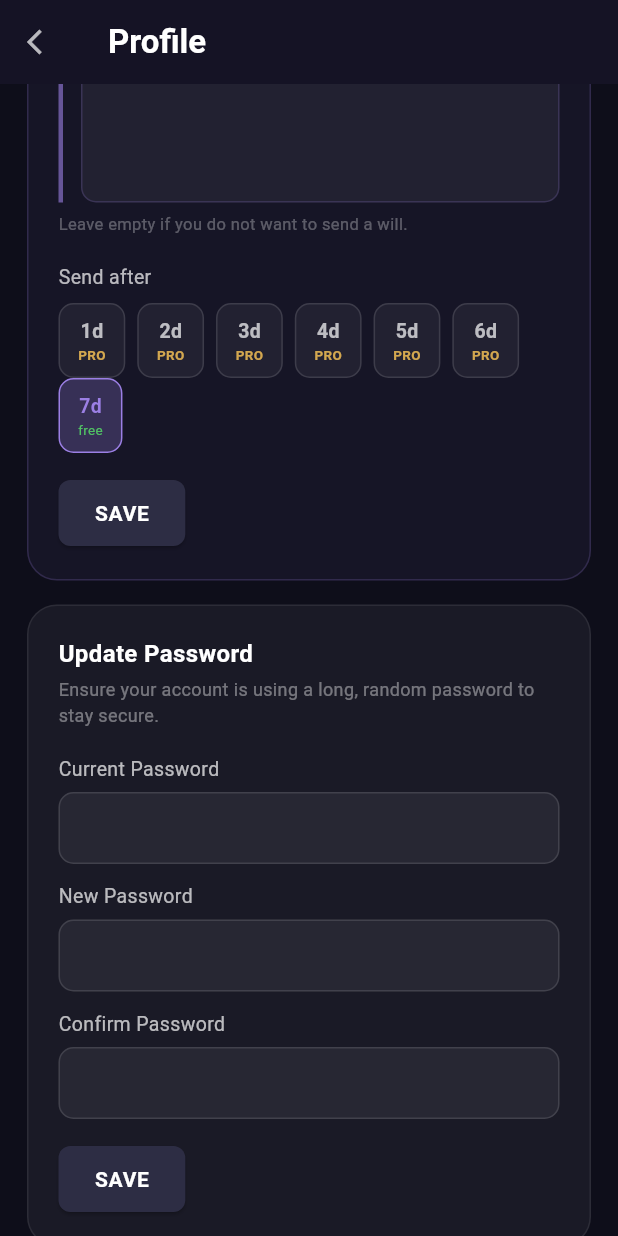
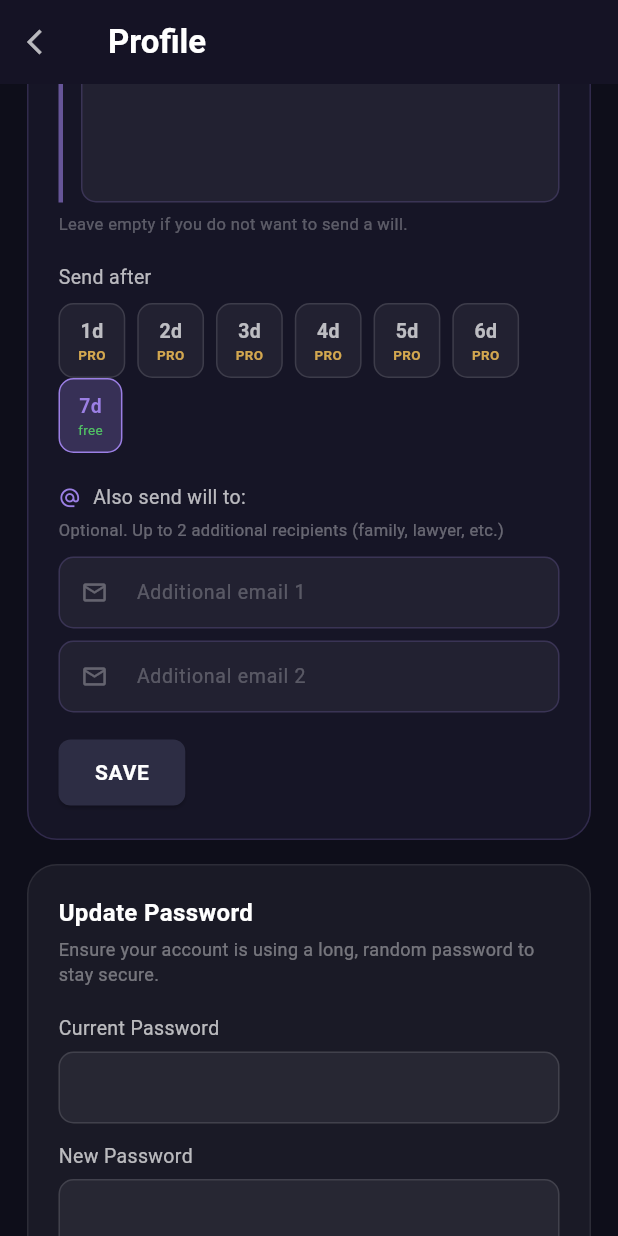
Before and after one commit to slykan/lastwish, a Flutter app: the ProfileScreen screen opened directly, scrolled down 1152 dp, on a phone screen of 412 x 824 dp. Run offline on Flutter 3.47's test engine with Material 3 defaults, Android fonts, the phone set to English and light mode, and no system bars; our stand-ins replace firebase_core, firebase_messaging, flutter_local_notifications, flutter_map, geolocator, google_sign_in and 3 more; missing offline and left inert: flutter_ringtone_player, purchases_flutter; accounts and stored records are empty; network calls fail.

Commit message:
feat: Will extra email recipients (v1.0.18+19)
Dodana mogucnost slanja willa na do 2 dodatna emaila (obitelj, odvjetnik).
Polja se cuvaju u user_settings i salju se zajedno s ostalim will podacima.

Co-Authored-By: Claude Sonnet 4.6 <noreply@anthropic.com>

```diff
--- a/lib/screens/profile_screen.dart
+++ b/lib/screens/profile_screen.dart
@@ -28,6 +28,8 @@ class _ProfileScreenState extends State<ProfileScreen> {
 
   // Will / Oporuka fields
   final _willTextController = TextEditingController();
+  final _willExtra1Controller = TextEditingController();
+  final _willExtra2Controller = TextEditingController();
   int _willDays = 7;
 
   bool _loadingProfile = true;
@@ -64,6 +66,8 @@ class _ProfileScreenState extends State<ProfileScreen> {
     _newPasswordController.dispose();
     _confirmPasswordController.dispose();
     _willTextController.dispose();
+    _willExtra1Controller.dispose();
+    _willExtra2Controller.dispose();
     super.dispose();
   }
 
@@ -93,6 +97,8 @@ class _ProfileScreenState extends State<ProfileScreen> {
       setState(() {
         _willTextController.text = data['will_text'] ?? '';
         _willDays = (data['will_days'] as num?)?.toInt() ?? 7;
+        _willExtra1Controller.text = data['will_extra_email_1'] ?? '';
+        _willExtra2Controller.text = data['will_extra_email_2'] ?? '';
       });
     }
   }
@@ -102,6 +108,8 @@ class _ProfileScreenState extends State<ProfileScreen> {
     final result = await ApiService.saveWill(
       willText: _willTextController.text.trim(),
       willDays: _willDays,
+      extraEmail1: _willExtra1Controller.text.trim().isEmpty ? null : _willExtra1Controller.text.trim(),
+      extraEmail2: _willExtra2Controller.text.trim().isEmpty ? null : _willExtra2Controller.text.trim(),
     );
     setState(() => _savingWill = false);
     if (!mounted) return;
@@ -382,6 +390,35 @@ class _ProfileScreenState extends State<ProfileScreen> {
     );
   }
 
+  Widget _buildEmailField(TextEditingController ctrl, String hint) {
+    return TextField(
+      controller: ctrl,
+      keyboardType: TextInputType.emailAddress,
+      autocorrect: false,
+      style: const TextStyle(color: Colors.white, fontSize: 13),
+      decoration: InputDecoration(
+        hintText: hint,
+        hintStyle: TextStyle(color: Colors.white.withOpacity(0.25), fontSize: 13),
+        prefixIcon: Icon(Icons.mail_outline, size: 18, color: Colors.white.withOpacity(0.3)),
+        filled: true,
+        fillColor: Colors.white.withOpacity(0.05),
+        contentPadding: const EdgeInsets.symmetric(horizontal: 14, vertical: 11),
+        border: OutlineInputBorder(
+          borderRadius: BorderRadius.circular(10),
+          borderSide: BorderSide(color: const Color(0xFF9B7FE4).withOpacity(0.2)),
+        ),
+        enabledBorder: OutlineInputBorder(
+          borderRadius: BorderRadius.circular(10),
+          borderSide: BorderSide(color: const Color(0xFF9B7FE4).withOpacity(0.2)),
+        ),
+        focusedBorder: OutlineInputBorder(
+          borderRadius: BorderRadius.circular(10),
+          borderSide: const BorderSide(color: Color(0xFF9B7FE4)),
+        ),
+      ),
+    );
+  }
+
   Widget _buildBloodTypeDropdown() {
     return Column(
       crossAxisAlignment: CrossAxisAlignment.start,
@@ -506,6 +543,28 @@ class _ProfileScreenState extends State<ProfileScreen> {
           const SizedBox(height: 8),
           _buildWillDaysPicker(),
 
+          const SizedBox(height: 20),
+          // Extra email recipients
+          Row(
+            children: [
+              const Icon(Icons.alternate_email, size: 15, color: Color(0xFF9B7FE4)),
+              const SizedBox(width: 8),
+              Text(
+                'Also send will to:',
+                style: TextStyle(color: Colors.white.withOpacity(0.7), fontSize: 13),
+              ),
+            ],
+          ),
+          const SizedBox(height: 4),
+          Text(
+            'Optional. Up to 2 additional recipients (family, lawyer, etc.)',
+            style: TextStyle(color: Colors.white.withOpacity(0.35), fontSize: 11),
+          ),
+          const SizedBox(height: 10),
+          _buildEmailField(_willExtra1Controller, 'Additional email 1'),
+          const SizedBox(height: 8),
+          _buildEmailField(_willExtra2Controller, 'Additional email 2'),
+
           if (_willError != null) ...[
             const SizedBox(height: 12),
             _buildAlert(_willError!, isError: true),
--- a/lib/services/api_service.dart
+++ b/lib/services/api_service.dart
@@ -442,16 +442,21 @@ class ApiService {
   static Future<Map<String, dynamic>> saveWill({
     required String willText,
     required int willDays,
+    String? extraEmail1,
+    String? extraEmail2,
   }) async {
     try {
+      final body = <String, dynamic>{
+        'will_text': willText,
+        'will_days': willDays,
+        'will_extra_email_1': extraEmail1 ?? '',
+        'will_extra_email_2': extraEmail2 ?? '',
+      };
       final response = await http
           .put(
             Uri.parse("$baseUrl/settings"),
             headers: await getHeaders(),
-            body: jsonEncode({
-              'will_text': willText,
-              'will_days': willDays,
-            }),
+            body: jsonEncode(body),
           )
           .timeout(const Duration(seconds: 10));
       final decoded = jsonDecode(response.body);
```
